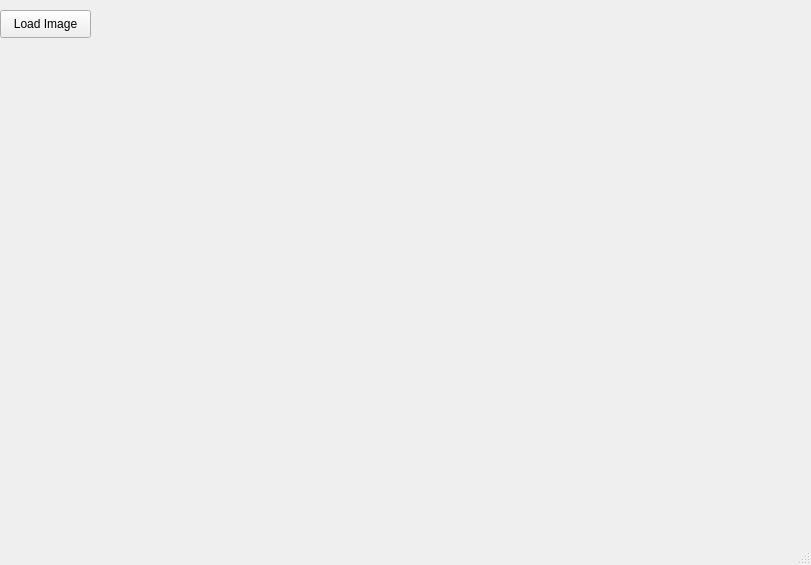
Qt form PaintPP/mainwindow.ui (Sof-valur/Paint-) before a commit.
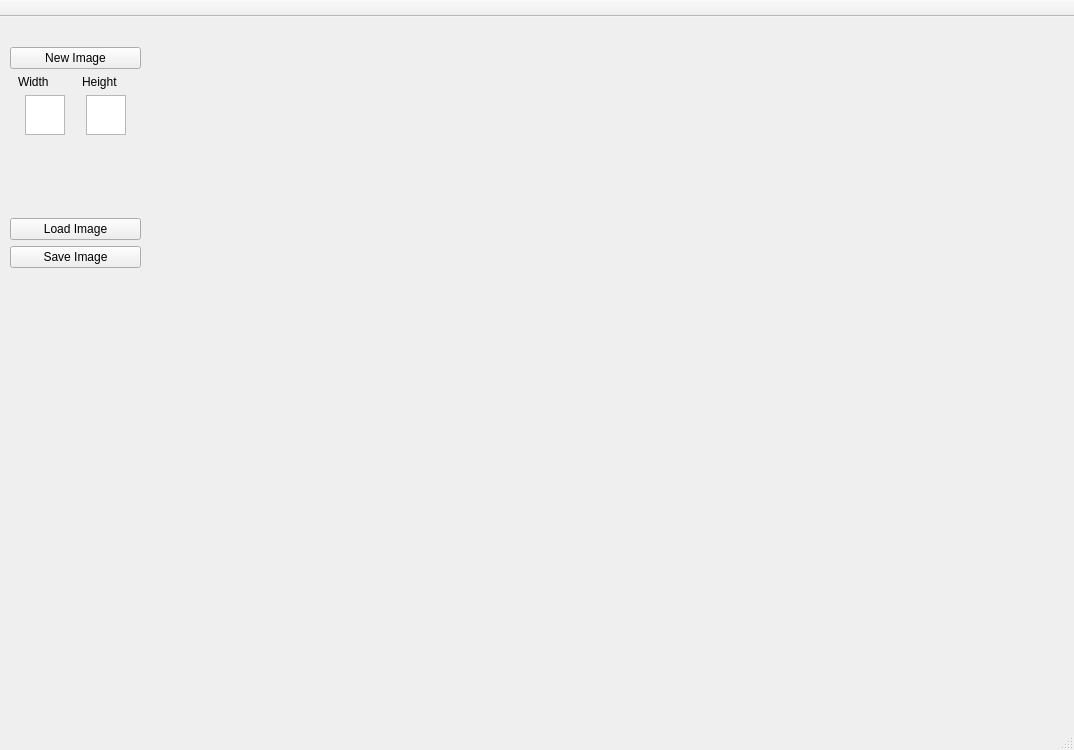
The same form after that commit. Icons and pictures are not drawn.

Commit message:
interfaz para manejo de bmp
interfaz con seguimiento de mouse y cambio de color en puntos especificos

```diff
--- a/PaintPP/mainwindow.ui
+++ b/PaintPP/mainwindow.ui
@@ -6,40 +6,134 @@
    <rect>
     <x>0</x>
     <y>0</y>
-    <width>811</width>
-    <height>565</height>
+    <width>1074</width>
+    <height>750</height>
    </rect>
   </property>
   <property name="windowTitle">
-   <string>MainWindow</string>
+   <string>PAIN</string>
+  </property>
+  <property name="windowIcon">
+   <iconset>
+    <normaloff>../../../../Downloads/kanna.jpg</normaloff>../../../../Downloads/kanna.jpg</iconset>
+  </property>
+  <property name="autoFillBackground">
+   <bool>false</bool>
   </property>
   <widget class="QWidget" name="centralwidget">
-   <widget class="QPushButton" name="Load_Image">
-    <property name="geometry">
-     <rect>
-      <x>0</x>
-      <y>10</y>
-      <width>91</width>
-      <height>28</height>
-     </rect>
-    </property>
-    <property name="text">
-     <string>Load Image</string>
-    </property>
-   </widget>
    <widget class="QLabel" name="Image_lbl">
     <property name="geometry">
      <rect>
-      <x>110</x>
+      <x>180</x>
       <y>40</y>
-      <width>631</width>
-      <height>471</height>
+      <width>801</width>
+      <height>561</height>
      </rect>
     </property>
     <property name="text">
      <string/>
     </property>
    </widget>
+   <widget class="QWidget" name="verticalLayoutWidget">
+    <property name="geometry">
+     <rect>
+      <x>10</x>
+      <y>30</y>
+      <width>131</width>
+      <height>221</height>
+     </rect>
+    </property>
+    <layout class="QVBoxLayout" name="verticalLayout">
+     <item>
+      <widget class="QPushButton" name="New_Image">
+       <property name="text">
+        <string>New Image</string>
+       </property>
+      </widget>
+     </item>
+     <item>
+      <layout class="QHBoxLayout" name="horizontalLayout_2">
+       <item>
+        <widget class="QLabel" name="Width_lbl">
+         <property name="maximumSize">
+          <size>
+           <width>50</width>
+           <height>30</height>
+          </size>
+         </property>
+         <property name="text">
+          <string>Width</string>
+         </property>
+        </widget>
+       </item>
+       <item>
+        <widget class="QLabel" name="Height_lbl">
+         <property name="maximumSize">
+          <size>
+           <width>50</width>
+           <height>30</height>
+          </size>
+         </property>
+         <property name="text">
+          <string>Height</string>
+         </property>
+        </widget>
+       </item>
+      </layout>
+     </item>
+     <item>
+      <layout class="QHBoxLayout" name="horizontalLayout">
+       <item>
+        <widget class="QPlainTextEdit" name="Width_num">
+         <property name="maximumSize">
+          <size>
+           <width>40</width>
+           <height>40</height>
+          </size>
+         </property>
+        </widget>
+       </item>
+       <item>
+        <widget class="QPlainTextEdit" name="Height_num">
+         <property name="maximumSize">
+          <size>
+           <width>40</width>
+           <height>40</height>
+          </size>
+         </property>
+        </widget>
+       </item>
+      </layout>
+     </item>
+     <item>
+      <spacer name="verticalSpacer">
+       <property name="orientation">
+        <enum>Qt::Vertical</enum>
+       </property>
+       <property name="sizeHint" stdset="0">
+        <size>
+         <width>20</width>
+         <height>40</height>
+        </size>
+       </property>
+      </spacer>
+     </item>
+     <item>
+      <widget class="QPushButton" name="Load_Image">
+       <property name="text">
+        <string>Load Image</string>
+       </property>
+      </widget>
+     </item>
+     <item>
+      <widget class="QPushButton" name="Save_image">
+       <property name="text">
+        <string>Save Image</string>
+       </property>
+      </widget>
+     </item>
+    </layout>
+   </widget>
   </widget>
   <widget class="QMenuBar" name="menubar">
    <property name="geometry">
@@ -52,6 +146,23 @@
    </property>
   </widget>
   <widget class="QStatusBar" name="statusbar"/>
+  <widget class="QToolBar" name="toolBar">
+   <property name="windowTitle">
+    <string>toolBar</string>
+   </property>
+   <property name="movable">
+    <bool>false</bool>
+   </property>
+   <property name="toolButtonStyle">
+    <enum>Qt::ToolButtonTextOnly</enum>
+   </property>
+   <attribute name="toolBarArea">
+    <enum>TopToolBarArea</enum>
+   </attribute>
+   <attribute name="toolBarBreak">
+    <bool>false</bool>
+   </attribute>
+  </widget>
  </widget>
  <resources/>
  <connections/>
```
Left out of the diff: 5 changed lines with no effect on the pictures. The commit also changes 5 other files.
